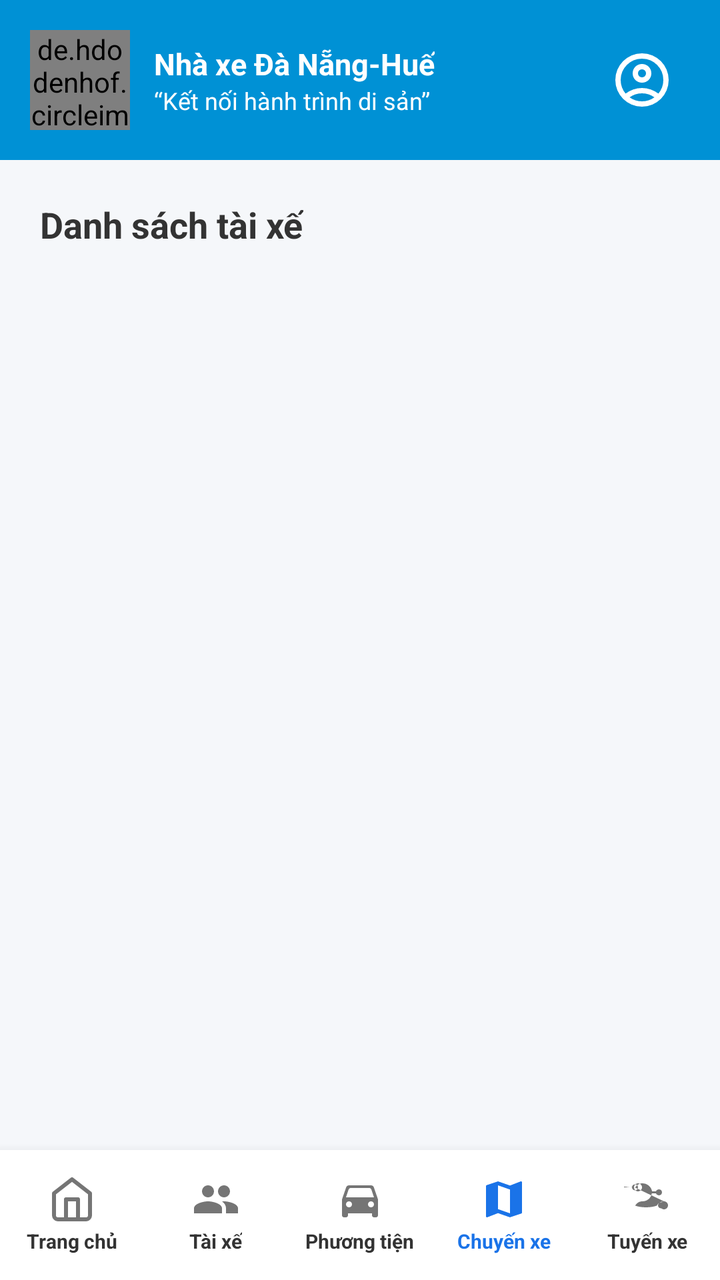
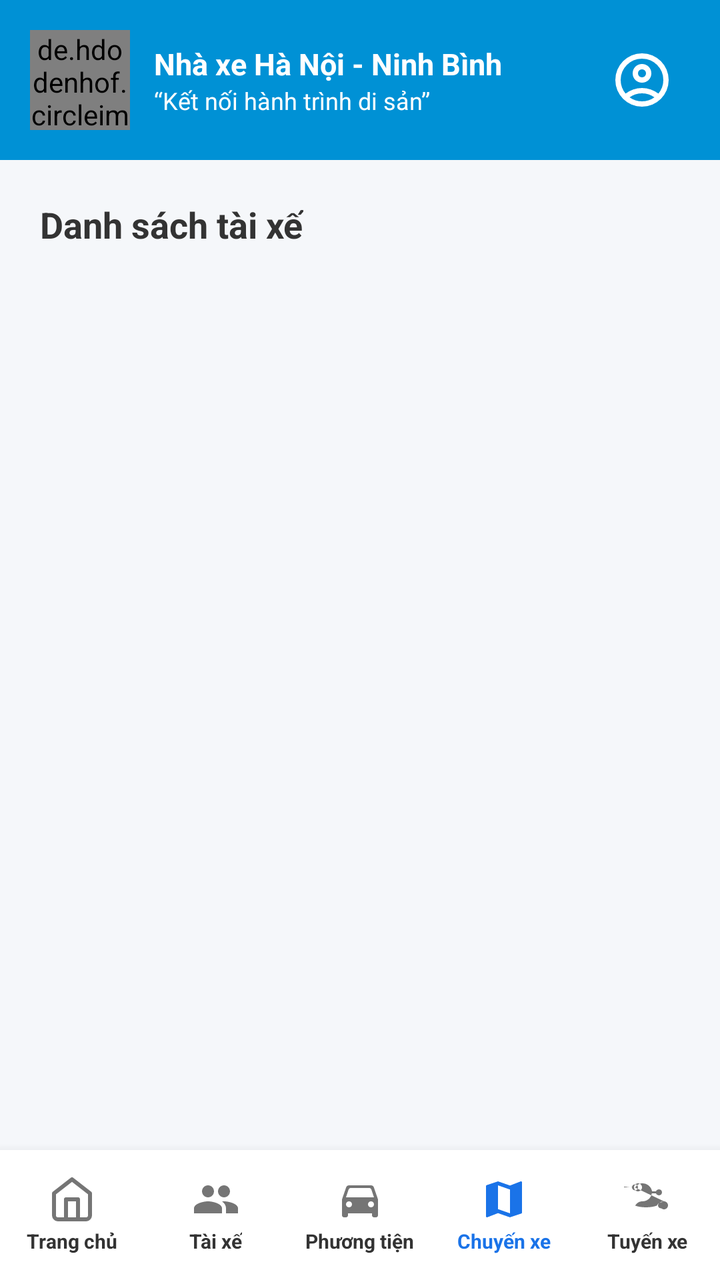

Screens rendered from an Android XML layout before and after an edit, with the pre-edit source and the edit as a unified diff.
<!-- AndroidManifest.xml: application theme Theme.VeXeApp -->
<!-- res/layout/activity_assign_driver.xml -->
<?xml version="1.0" encoding="utf-8"?>
<androidx.constraintlayout.widget.ConstraintLayout xmlns:android="http://schemas.android.com/apk/res/android"
    xmlns:app="http://schemas.android.com/apk/res-auto"
    android:layout_width="match_parent"
    android:layout_height="match_parent"
    android:background="#F5F7FA">

    
    <LinearLayout
        android:id="@+id/header"
        android:layout_width="match_parent"
        android:layout_height="80dp"
        android:background="#0091D5"
        android:gravity="center_vertical"
        android:orientation="horizontal"
        android:paddingHorizontal="15dp"
        app:layout_constraintTop_toTopOf="parent">

        <de.hdodenhof.circleimageview.CircleImageView
            android:id="@+id/imgLogo"
            android:layout_width="50dp"
            android:layout_height="50dp"
            android:src="@drawable/logo"
            app:civ_border_color="@color/white"
            app:civ_border_width="1dp" />

        <LinearLayout
            android:layout_width="0dp"
            android:layout_height="wrap_content"
            android:layout_marginStart="12dp"
            android:layout_weight="1"
            android:orientation="vertical">

            <TextView
                android:layout_width="wrap_content"
                android:layout_height="wrap_content"
                android:text="Nhà xe Đà Nẵng-Huế"
                android:textColor="@color/white"
                android:textSize="15sp"
                android:textStyle="bold" />

            <TextView
                android:layout_width="wrap_content"
                android:layout_height="wrap_content"
                android:text="“Kết nối hành trình di sản”"
                android:textColor="@color/white"
                android:textSize="12sp" />
        </LinearLayout>

        <ImageView
            android:id="@+id/imgOpProfile"
            android:layout_width="48dp"
            android:layout_height="48dp"
            android:padding="8dp"
            android:src="@drawable/account_circle"
            app:tint="@color/white" />
    </LinearLayout>

    <TextView
        android:id="@+id/tvTitle"
        android:layout_width="wrap_content"
        android:layout_height="wrap_content"
        android:text="Danh sách tài xế"
        android:textColor="#333333"
        android:textSize="18sp"
        android:textStyle="bold"
        android:layout_marginTop="20dp"
        android:layout_marginStart="20dp"
        app:layout_constraintTop_toBottomOf="@id/header"
        app:layout_constraintStart_toStartOf="parent"/>

    <androidx.recyclerview.widget.RecyclerView
        android:id="@+id/rvAssignDrivers"
        android:layout_width="match_parent"
        android:layout_height="0dp"
        android:layout_marginTop="10dp"
        android:paddingHorizontal="10dp"
        app:layout_constraintTop_toBottomOf="@id/tvTitle"
        app:layout_constraintBottom_toTopOf="@id/bottom_nav" />

    
    <LinearLayout
        android:id="@+id/bottom_nav"
        android:layout_width="match_parent"
        android:layout_height="65dp"
        android:background="@color/white"
        android:elevation="8dp"
        android:orientation="horizontal"
        android:gravity="center_vertical"
        app:layout_constraintBottom_toBottomOf="parent">
        <LinearLayout android:id="@+id/nav_home_op_main" android:layout_width="0dp" android:layout_height="wrap_content" android:layout_weight="1" android:gravity="center" android:orientation="vertical"><ImageView android:layout_width="24dp" android:layout_height="24dp" android:src="@drawable/home" app:tint="#757575"/><TextView android:layout_width="wrap_content" android:layout_height="wrap_content" android:text="Trang chủ" android:textSize="10sp" android:textColor="#333333" android:textStyle="bold" android:layout_marginTop="2dp"/></LinearLayout>
        <LinearLayout android:id="@+id/nav_driver_op" android:layout_width="0dp" android:layout_height="wrap_content" android:layout_weight="1" android:gravity="center" android:orientation="vertical"><ImageView android:layout_width="24dp" android:layout_height="24dp" android:src="@drawable/ic_driver" app:tint="#757575" /><TextView android:layout_width="wrap_content" android:layout_height="wrap_content" android:text="Tài xế" android:textSize="10sp" android:textColor="#333333" android:textStyle="bold" android:layout_marginTop="2dp" /></LinearLayout>
        <LinearLayout android:id="@+id/nav_vehicle_op" android:layout_width="0dp" android:layout_height="wrap_content" android:layout_weight="1" android:gravity="center" android:orientation="vertical"><ImageView android:layout_width="24dp" android:layout_height="24dp" android:src="@drawable/ic_car" app:tint="#757575" /><TextView android:layout_width="wrap_content" android:layout_height="wrap_content" android:text="Phương tiện" android:textSize="10sp" android:textColor="#333333" android:textStyle="bold" android:layout_marginTop="2dp" /></LinearLayout>
        <LinearLayout android:id="@+id/nav_trip_op" android:layout_width="0dp" android:layout_height="wrap_content" android:layout_weight="1" android:gravity="center" android:orientation="vertical"><ImageView android:layout_width="24dp" android:layout_height="24dp" android:src="@drawable/ic_map" app:tint="#1A73E8" /><TextView android:layout_width="wrap_content" android:layout_height="wrap_content" android:text="Chuyến xe" android:textSize="10sp" android:textColor="#1A73E8" android:textStyle="bold" android:layout_marginTop="2dp" /></LinearLayout>
        <LinearLayout android:id="@+id/nav_route_op" android:layout_width="0dp" android:layout_height="wrap_content" android:layout_weight="1" android:gravity="center" android:orientation="vertical"><ImageView android:layout_width="24dp" android:layout_height="24dp" android:src="@drawable/ic_route" app:tint="#757575" /><TextView android:layout_width="wrap_content" android:layout_height="wrap_content" android:text="Tuyến xe" android:textSize="10sp" android:textColor="#333333" android:textStyle="bold" android:layout_marginTop="2dp" /></LinearLayout>
    </LinearLayout>

</androidx.constraintlayout.widget.ConstraintLayout>
<!-- resources referenced by this layout -->
<resources>
  <color name="white">#FFFFFFFF</color>
  <!-- drawable home (drawable) -->
  <vector xmlns:android="http://schemas.android.com/apk/res/android"
      android:width="40dp"
      android:height="40dp"
      android:viewportWidth="24"
      android:viewportHeight="24">
    <path
        android:pathData="M3,9l9,-7 9,7v11a2,2 0,0 1,-2 2H5a2,2 0,0 1,-2 -2z"
        android:strokeLineJoin="round"
        android:strokeWidth="2"
        android:fillColor="#00000000"
        android:strokeColor="#000000"
        android:strokeLineCap="round"/>
    <path
        android:pathData="M9,22l0,-10l6,0l0,10"
        android:strokeLineJoin="round"
        android:strokeWidth="2"
        android:fillColor="#00000000"
        android:strokeColor="#000000"
        android:strokeLineCap="round"/>
  </vector>
  <!-- drawable ic_car (drawable) -->
  <vector xmlns:android="http://schemas.android.com/apk/res/android"
      android:width="24dp"
      android:height="24dp"
      android:viewportWidth="24"
      android:viewportHeight="24">
      <path
          android:fillColor="#000000"
          android:pathData="M18.92,6.01C18.72,5.42 18.16,5 17.5,5h-11c-0.66,0 -1.21,0.42 -1.42,1.01L3,12v8c0,0.55 0.45,1 1,1h1c0.55,0 1,-0.45 1,-1v-1h12v1c0,0.55 0.45,1 1,1h1c0.55,0 1,-0.45 1,-1v-8l-2.08,-5.99zM6.5,16c-0.83,0 -1.5,-0.67 -1.5,-1.5S5.67,13 6.5,13s1.5,0.67 1.5,1.5S7.33,16 6.5,16zM17.5,16c-0.83,0 -1.5,-0.67 -1.5,-1.5s0.67,-1.5 1.5,-1.5s1.5,0.67 1.5,1.5S18.33,16 17.5,16zM5,11l1.27,-3.82C6.41,6.65 6.9,6.31 7.45,6.31h9.09c0.55,0 1.04,0.34 1.18,0.87L19,11H5z"/>
  </vector>
  <!-- drawable ic_driver (drawable) -->
  <vector xmlns:android="http://schemas.android.com/apk/res/android"
      android:width="24dp"
      android:height="24dp"
      android:viewportWidth="24"
      android:viewportHeight="24">
      <path
          android:fillColor="#000000"
          android:pathData="M16,11c1.66,0 2.99,-1.34 2.99,-3S17.66,5 16,5s-3,1.34 -3,3 1.34,3 3,3zM8,11c1.66,0 2.99,-1.34 2.99,-3S9.66,5 8,5 5,6.34 5,8s1.34,3 3,3zM8,13c-2.33,0 -7,1.17 -7,3.5L1,19h14v-2.5c0,-2.33 -4.67,-3.5 -7,-3.5zM16,13c-0.29,0 -0.62,0.02 -0.97,0.05 1.16,0.84 1.97,1.97 1.97,3.45L17,19h6v-2.5c0,-2.33 -4.67,-3.5 -7,-3.5z"/>
  </vector>
  <!-- drawable ic_map (drawable) -->
  <vector xmlns:android="http://schemas.android.com/apk/res/android"
      android:width="24dp"
      android:height="24dp"
      android:viewportWidth="24"
      android:viewportHeight="24">
      <path
          android:fillColor="#000000"
          android:pathData="M20.5,3l-0.16,0.03L15,5.1 9,3 3.36,4.9c-0.21,0.07 -0.36,0.25 -0.36,0.48V20.5c0,0.28 0.22,0.5 0.5,0.5l0.16,-0.03L9,18.9l6,2.1 5.64,-1.9c0.21,-0.07 0.36,-0.25 0.36,-0.48V3.5c0,-0.28 -0.22,-0.5 -0.5,-0.5zM15,19l-6,-2.11V5l6,2.11V19z"/>
  </vector>
  <!-- drawable ic_route (drawable) -->
  <vector xmlns:android="http://schemas.android.com/apk/res/android"
      android:width="24dp"
      android:height="24dp"
      android:viewportWidth="24"
      android:viewportHeight="24">
      <path
          android:fillColor="#000000"
          android:pathData="M18.5,13.5c-0.83,0 -1.5,0.67 -1.5,1.5c0,0.83 0.67,1.5 1.5,1.5s1.5,-0.67 1.5,-1.5c0,-0.83 -0.67,-1.5 -1.5,-1.5zM5.5,7.5c0.83,0 1.5,-0.67 1.5,-1.5S6.33,4.5 5.5,4.5s-1.5,0.67 -1.5,1.5s0.67,1.5 1.5,1.5zM20,13c-1.55,0 -2.9,0.87 -3.6,2.15C15.11,15.65 13.1,16 11,16s-4.11,-0.35 -5.4,-0.85C6.3,13.87 7.65,13 9.2,13c2.4,0 4.35,-1.72 4.73,-4h2.07c0.21,0.57 0.77,1 1.5,1 0.83,0 1.5,-0.67 1.5,-1.5S18.33,7 17.5,7c-0.73,0 -1.29,0.43 -1.5,1h-1.95C13.59,5.72 11.64,4 9.2,4C7.65,4 6.3,4.87 5.6,6.15 4.31,5.65 2.3,6 0.2,6s-4.11,-0.35 -5.4,-0.85L5.6,6.15zM20,13c1.1,0 2,0.9 2,2s-0.9,2 -2,2s-2,-0.9 -2,-2s0.9,-2 2,-2zM18,15c0,-1.1 0.9,-2 2,-2s2,0.9 2,2c0,1.1 -0.9,2 -2,2s-2,-0.9 -2,-2zM5,6c0,-1.1 0.9,-2 2,-2s2,0.9 2,2c0,1.1 -0.9,2 -2,2s-2,-0.9 -2,-2z"/>
  </vector>
  <!-- drawable logo: jpg bitmap (drawable, 201114 bytes) -->
  <style name="Theme.VeXeApp" parent="Base.Theme.VeXeApp" />
  <style name="Base.Theme.VeXeApp" parent="Theme.Material3.DayNight.NoActionBar">
          
      </style>
  <!-- unchanged entries left out for length: 1 -->
</resources>

<!-- the commit's change to res/layout/activity_assign_driver.xml (unified diff, before → after) -->
@@ -34,7 +34,7 @@
             <TextView
                 android:layout_width="wrap_content"
                 android:layout_height="wrap_content"
-                android:text="Nhà xe Đà Nẵng-Huế"
+                android:text="Nhà xe Hà Nội - Ninh Bình"
                 android:textColor="@color/white"
                 android:textSize="15sp"
                 android:textStyle="bold" />
<!-- resource entries referenced after the edit -->
@@ -62,7 +62,7 @@
           android:fillColor="#000000"
           android:pathData="M18.5,13.5c-0.83,0 -1.5,0.67 -1.5,1.5c0,0.83 0.67,1.5 1.5,1.5s1.5,-0.67 1.5,-1.5c0,-0.83 -0.67,-1.5 -1.5,-1.5zM5.5,7.5c0.83,0 1.5,-0.67 1.5,-1.5S6.33,4.5 5.5,4.5s-1.5,0.67 -1.5,1.5s0.67,1.5 1.5,1.5zM20,13c-1.55,0 -2.9,0.87 -3.6,2.15C15.11,15.65 13.1,16 11,16s-4.11,-0.35 -5.4,-0.85C6.3,13.87 7.65,13 9.2,13c2.4,0 4.35,-1.72 4.73,-4h2.07c0.21,0.57 0.77,1 1.5,1 0.83,0 1.5,-0.67 1.5,-1.5S18.33,7 17.5,7c-0.73,0 -1.29,0.43 -1.5,1h-1.95C13.59,5.72 11.64,4 9.2,4C7.65,4 6.3,4.87 5.6,6.15 4.31,5.65 2.3,6 0.2,6s-4.11,-0.35 -5.4,-0.85L5.6,6.15zM20,13c1.1,0 2,0.9 2,2s-0.9,2 -2,2s-2,-0.9 -2,-2s0.9,-2 2,-2zM18,15c0,-1.1 0.9,-2 2,-2s2,0.9 2,2c0,1.1 -0.9,2 -2,2s-2,-0.9 -2,-2zM5,6c0,-1.1 0.9,-2 2,-2s2,0.9 2,2c0,1.1 -0.9,2 -2,2s-2,-0.9 -2,-2z"/>
   </vector>
-  <!-- drawable logo: jpg bitmap (drawable, 201114 bytes) -->
+  <!-- drawable logo: jpg bitmap (drawable, 551135 bytes) -->
   <style name="Theme.VeXeApp" parent="Base.Theme.VeXeApp" />
   <style name="Base.Theme.VeXeApp" parent="Theme.Material3.DayNight.NoActionBar">
           
